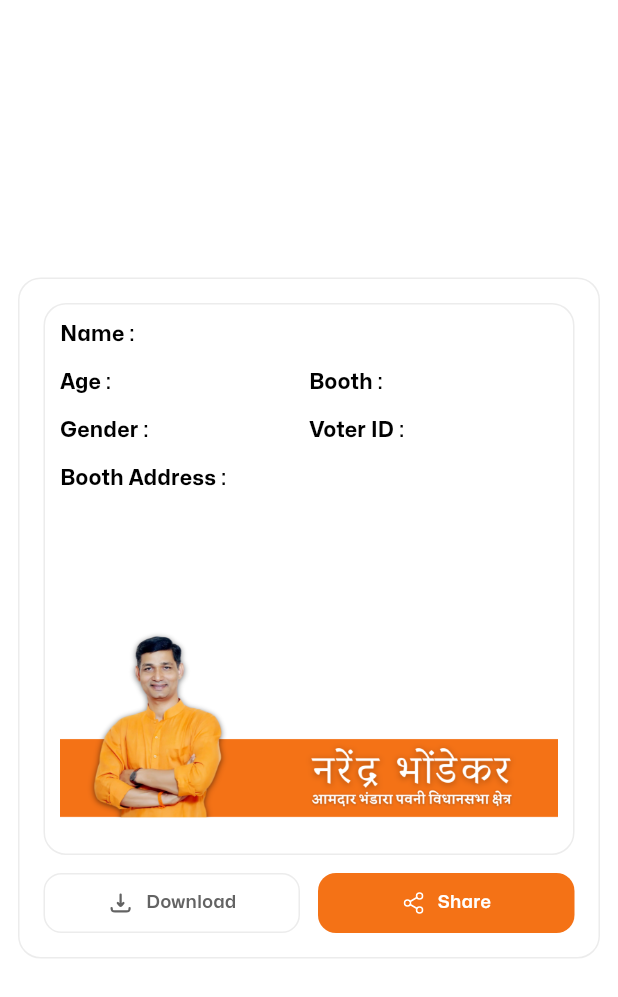
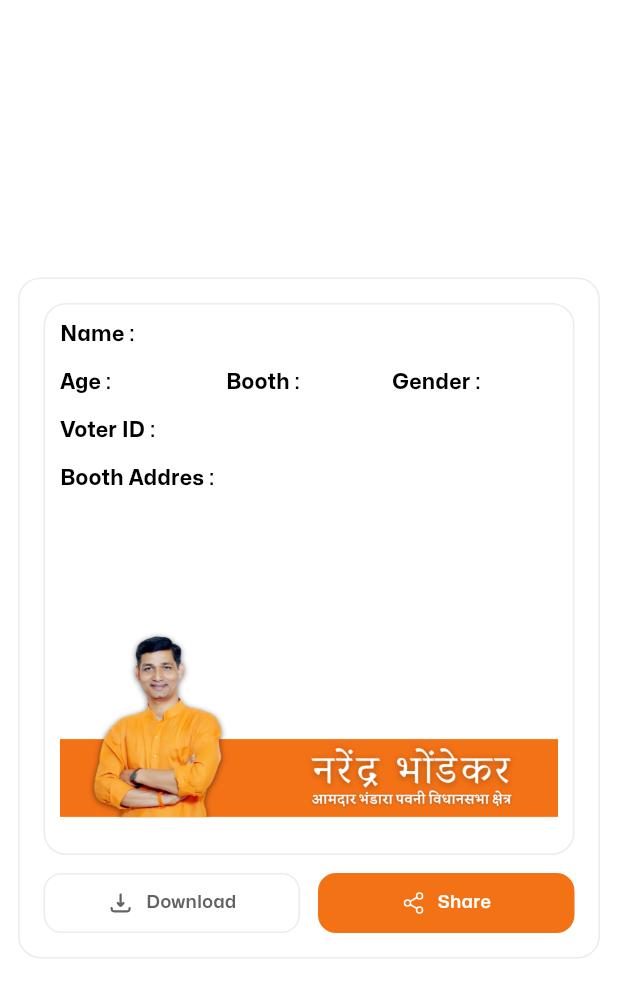
Before and after one commit to Pijush987/KurukSaarthi, a Flutter app: the ShareWidget widget shown alone on an empty page, opened directly with empty values, after a tap on "Share", on a phone screen of 412 x 824 dp. Shown: the top 997 px of the screen. Run offline on Flutter 3.47's test engine with Material 3 defaults, Android fonts, the phone set to English and light mode, and no system bars; our stand-ins replace another_flushbar, bloc, cloud_firestore, dropdown_button2, equatable, firebase_core and 17 more; missing offline and left inert: flutter_udid; accounts and stored records are empty; generated files the repository leaves out were written again.

Commit message:
share functionlaty added

```diff
--- a/lib/views/Lists/lists_screen.dart
+++ b/lib/views/Lists/lists_screen.dart
@@ -229,7 +229,7 @@ class _AlertsScreenState extends State<ListsScreen> with TickerProviderStateMixi
                                               physics: NeverScrollableScrollPhysics(),
                                               itemBuilder: (context,index){
                                                 final voters = state.allVoters[index];
-                                                return PersonDetailsWidget(voterId: voters.voterIDNumber, name: voters.name,dob: voters.state,age: index.toString(),sex: voters.gender,onShare: (){
+                                                return PersonDetailsWidget(booth: voters.boothNumber, voterId: voters.voterIDNumber, name: voters.name,dob: voters.state,age: voters.age.toString(),sex: voters.gender,onShare: (){
                                                   showModalBottomSheet(
                                                       context: context,
                                                       backgroundColor: Colors.transparent,
--- a/lib/views/Lists/widget/share_widget.dart
+++ b/lib/views/Lists/widget/share_widget.dart
@@ -13,6 +13,7 @@ import 'dart:ui' as ui;
 import 'dart:typed_data';
 import 'dart:io';
 import 'package:path_provider/path_provider.dart';
+import 'package:share_plus/share_plus.dart';
 // import 'package:share_plus/share_plus.dart';
 
 class ShareWidget extends StatefulWidget {
@@ -34,7 +35,7 @@ class ShareWidget extends StatefulWidget {
 class _ShareWidgetState extends State<ShareWidget> {
   final GlobalKey _globalKey = GlobalKey();
 
-  Future<void> _captureAndSavePng() async {
+  Future<void> _captureAndSavePng(bool  showToken) async {
     try {
 
       showCustomLoader(context, 55);
@@ -55,7 +56,9 @@ class _ShareWidgetState extends State<ShareWidget> {
         await file.writeAsBytes(pngBytes);
         stopCustomLoader(context);
         print('Saved to: $filePath');
+        if(showToken){
           context.flushBarSuccessMessage(message: "File has been downloaded");
+        }
 
       // } else {
       //   await Permission.storage.request();
@@ -77,8 +80,6 @@ class _ShareWidgetState extends State<ShareWidget> {
       onTap: (){
         Navigator.pop(context);
       },
-      child: RepaintBoundary(
-        key: _globalKey,
       child: Container(
         color: Colors.transparent,
         height: context.mediaQueryHeight,
@@ -101,7 +102,9 @@ class _ShareWidgetState extends State<ShareWidget> {
                   mainAxisSize: MainAxisSize.min,
 
                   children: [
-                      Container(
+                    RepaintBoundary(
+                      key: _globalKey,
+                      child: Container(
                         decoration: BoxDecoration(
                             color: AppColors.whiteColor,
                             borderRadius: BorderRadius.circular(15),
@@ -122,19 +125,21 @@ class _ShareWidgetState extends State<ShareWidget> {
                                   child: hiperText(title: "Age",subtitle: widget.age,context: context),),
 
                                 Expanded(child: hiperText(title: "Booth",subtitle: widget.booth,context: context,color: AppColors.primaryColor),),
-                              ],),
-                            SizedBox(height: 12),
-                            Row(
-                              mainAxisAlignment: MainAxisAlignment.spaceBetween,
-                              children: [
                                 Expanded(child: hiperText(title: "Gender",subtitle: widget.sex,context: context),),
-                                Expanded(
-                                  child: hiperText(title: "Voter ID",subtitle: widget.voterId,context: context),),
-
 
                               ],),
                             SizedBox(height: 12),
-                            hiperText(title: "Booth Address",subtitle: widget.boothAddress,context: context),
+                            hiperText(title: "Voter ID",subtitle: widget.voterId,context: context),
+
+                            SizedBox(height: 12),
+                          Row(
+                            crossAxisAlignment: CrossAxisAlignment.start,
+                            children: [
+                              Text("Booth Addres",style: Theme.of(context).textTheme.bodyMedium!.copyWith(fontSize: 14,color: AppColors.blackColor,fontWeight: FontWeight.w700)),
+                              Text(" : ",style: Theme.of(context).textTheme.bodyMedium!.copyWith(fontSize: 14,color: AppColors.blackColor,fontWeight: FontWeight.w600)),
+                              Expanded(child: Text(widget.boothAddress,maxLines: 5, style: Theme.of(context).textTheme.bodyMedium!.copyWith(fontSize: 14,color:AppColors.secondaryTextColor,fontWeight: FontWeight.w700,overflow: TextOverflow.ellipsis,))),
+                            ],),
+
                             SizedBox(height: 30),
                             Container(
                               child: new Image.asset('assets/banner.png',
@@ -146,10 +151,13 @@ class _ShareWidgetState extends State<ShareWidget> {
                           ],
                         ),
                       ),
+                    ),
                     SizedBox(height: 12),
                     Row(children: [
                       Expanded(child:  InkWell(
-                          onTap:_captureAndSavePng,
+                        onTap:(){
+                          _captureAndSavePng(true);
+                        },
                         child: Container(
                           alignment: Alignment.center,
                           height: 40,
@@ -175,13 +183,16 @@ class _ShareWidgetState extends State<ShareWidget> {
                           final directory = Directory('/storage/emulated/0/Download');
                           if (!(await directory.exists())) {
                             await directory.create(recursive: true);
+                          }else{
+                            _captureAndSavePng(false);
                           }
                           final filePath = '${directory.path}/banner.png';
-                            // await FlutterShare.shareFile(
-                            //   title: 'Share Image',
-                            //   filePath: filePath,
-                            //   text: 'Check out this image!',
-                            // );
+                          final result = await Share.shareXFiles([XFile(filePath)], text: '');
+                          if (result.status == ShareResultStatus.success) {
+                            print('Thank you for sharing the picture!');
+                          }
+
+
                         },
                         child: Container(
                           alignment: Alignment.center,
@@ -210,7 +221,6 @@ class _ShareWidgetState extends State<ShareWidget> {
           ),
         ),
       ),
-      ),
     );
 
 
--- a/pubspec.yaml
+++ b/pubspec.yaml
@@ -83,6 +83,7 @@ dependencies:
   path_provider: ^2.0.11
   json_serializer: ^0.2.0
   jiffy: ^6.3.1
+  share_plus: ^10.0.3
 #  flutter_share: ^2.0.0
 
 dev_dependencies:
```
Also changed, not shown: lib/configs/components/person_details_widget.dart (+45 -5 lines). Lines whose indentation alone changed are shown as unchanged.
